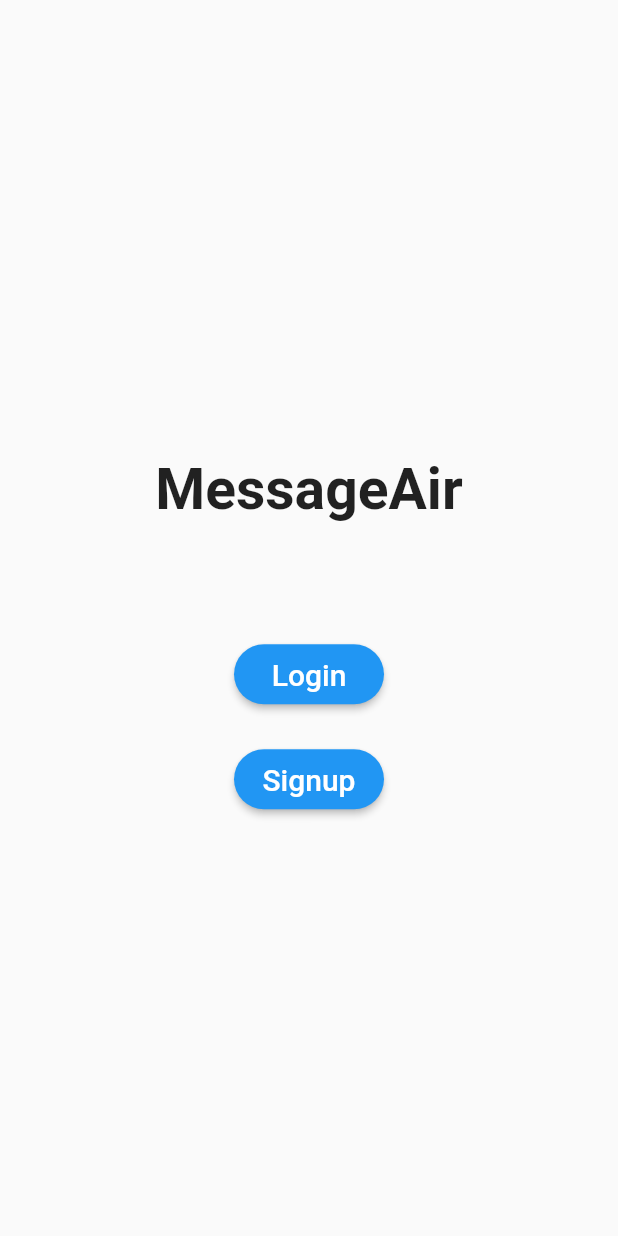
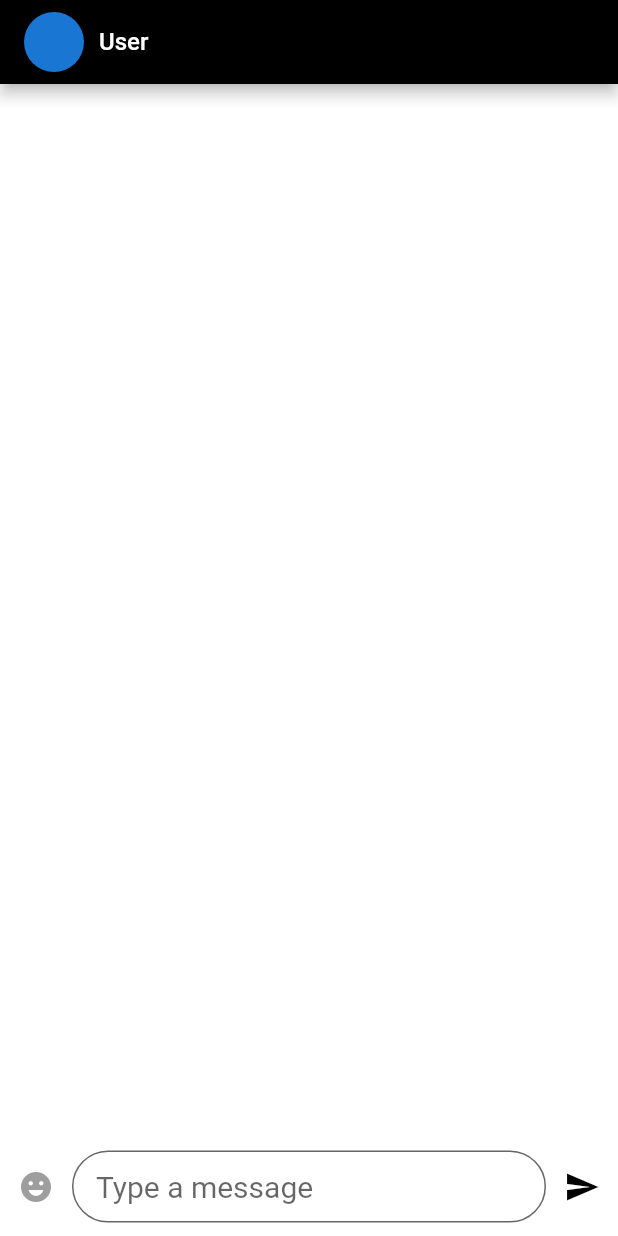
Before and after one commit to NaveenakrishnanS/Project_HMC, a Flutter app: the screen it shows after launch, on a phone screen of 412 x 824 dp. Run offline on Flutter 3.47's test engine with Material 2 defaults, Android fonts, the phone set to English and light mode, and no system bars; our stand-ins replace emoji_picker_flutter, firebase_core, flutter_otp_text_field; missing offline and left inert: country_calling_code_picker; accounts and stored records are empty.

Commit message:
Added Single_Chat_Screen

```diff
--- a/lib/main.dart
+++ b/lib/main.dart
@@ -1,4 +1,5 @@
 import 'package:flutter/material.dart';
+import 'package:project_hmc/screens/single_chat.dart';
 import 'package:project_hmc/screens/welcome_screen.dart';
 
 void main(){
@@ -12,7 +13,7 @@ class MyApp extends StatelessWidget {
   Widget build(BuildContext context) {
     return const MaterialApp(
       debugShowCheckedModeBanner: false,
-      home: WelcomeScreen(),
+      home: SingleChat(),
       title: 'MessageAir',
     );
   }
--- a/lib/screens/single_chat.dart
+++ b/lib/screens/single_chat.dart
@@ -1,15 +1,121 @@
+import 'package:emoji_picker_flutter/emoji_picker_flutter.dart';
+import 'package:flutter/foundation.dart' as foundation;
 import 'package:flutter/material.dart';
 
-class singleChat extends StatefulWidget {
-  const singleChat({Key? key}) : super(key: key);
+class SingleChat extends StatefulWidget {
+  const SingleChat({Key? key}) : super(key: key);
 
   @override
-  State<singleChat> createState() => _singleChatState();
+  State<SingleChat> createState() => _SingleChatState();
 }
 
-class _singleChatState extends State<singleChat> {
+class _SingleChatState extends State<SingleChat> {
+  final TextEditingController _controller = TextEditingController();
+  bool emojiShowing = false;
+
+  @override
+  void dispose() {
+    _controller.dispose();
+    super.dispose();
+  }
+
   @override
   Widget build(BuildContext context) {
-    return const Placeholder();
+    return MaterialApp(
+      home: Scaffold(
+        backgroundColor: Colors.white,
+        appBar: AppBar(
+          automaticallyImplyLeading: false,
+          backgroundColor: Colors.black,
+          title: Row(
+            children: [
+              const CircleAvatar(),
+              const SizedBox(width: 10,),
+              Column(
+                crossAxisAlignment: CrossAxisAlignment.start,
+                mainAxisAlignment: MainAxisAlignment.center,
+                children: const [
+                  Text(
+                    "User",
+                    style: TextStyle(fontSize: 16),
+                  ),
+                ],
+              ),
+            ],
+          ),
+        ),
+        body: Column(
+          children: [
+            const Spacer(),
+            SizedBox(
+                height: 66.0,
+                child: Row(
+                  children: [
+                    Material(
+                      color: Colors.transparent,
+                      child: IconButton(
+                        onPressed: () {
+                          setState(() {
+                            emojiShowing = !emojiShowing;
+                          });
+                        },
+                        icon: const Icon(
+                          Icons.emoji_emotions,
+                          color: Colors.grey,
+                        ),
+                      ),
+                    ),
+                    Expanded(
+                      child: Padding(
+                        padding: const EdgeInsets.symmetric(vertical: 8.0),
+                        child: TextField(
+                            controller: _controller,
+                            style: const TextStyle(
+                                fontSize: 20.0, color: Colors.black87),
+                            decoration: InputDecoration(
+                              hintText: 'Type a message',
+                              filled: true,
+                              fillColor: Colors.white,
+                              contentPadding: const EdgeInsets.only(
+                                  left: 16.0,
+                                  bottom: 8.0,
+                                  top: 8.0,
+                                  right: 16.0),
+                              border: OutlineInputBorder(
+                                borderRadius: BorderRadius.circular(50.0),
+                              ),
+                            )),
+                      ),
+                    ),
+                    Material(
+                      color: Colors.transparent,
+                      child: IconButton(
+                          onPressed: () {
+                            // send message
+                          },
+                          icon: const Icon(
+                            Icons.send,
+                            color: Colors.black,
+                          )),
+                    )
+                  ],
+                )),
+            Offstage(
+              offstage: !emojiShowing,
+              child: SizedBox(
+                  height: 250,
+                  child: EmojiPicker(
+                    textEditingController: _controller,
+                    config: Config(
+                      columns: 7,
+                      emojiSizeMax: 32 * (foundation.defaultTargetPlatform == TargetPlatform.iOS ? 1.30 : 1.0),
+                      checkPlatformCompatibility: true,
+                    ),
+                  )),
+            ),
+          ],
+        ),
+      ),
+    );
   }
 }
--- a/pubspec.yaml
+++ b/pubspec.yaml
@@ -18,6 +18,7 @@ dependencies:
   firebase_core: ^2.5.0
   flutter_otp_text_field: ^1.1.0+2
   country_calling_code_picker: ^2.0.1
+  emoji_picker_flutter: ^1.5.2
 
 dev_dependencies:
   flutter_test:
```
Also changed, not shown: pubspec.lock, 5 other files.
